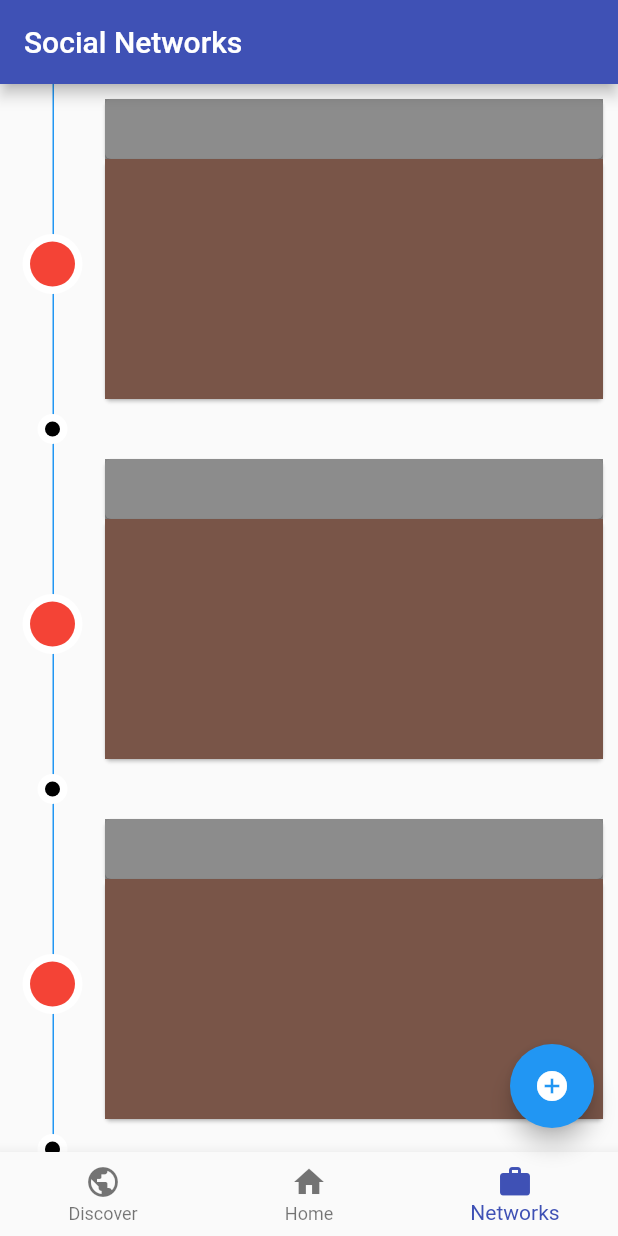
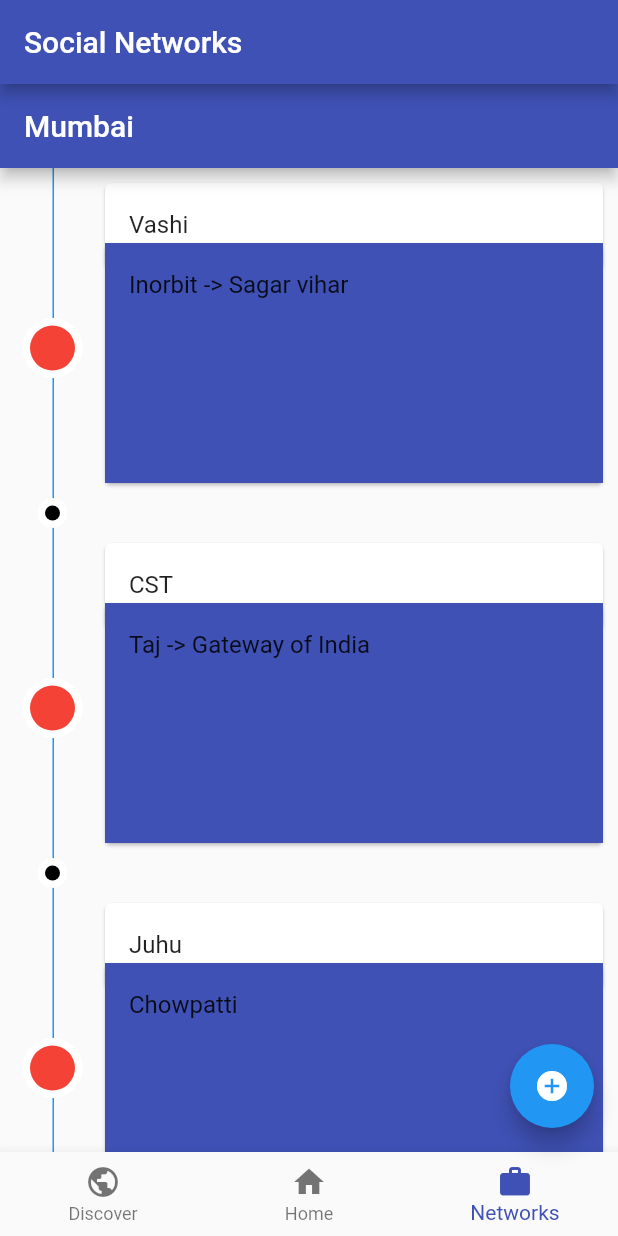
Before and after one commit to djgupta/flutter-exploration, a Flutter app: the screen it shows after launch, item 3 of the bottom bar chosen, on a phone screen of 412 x 824 dp. Run offline on Flutter 3.47's test engine with Material 2 defaults, Android fonts, the light colour scheme and no system bars.

Commit message:
added another possibility for a timeline

```diff
--- a/lib/app.dart
+++ b/lib/app.dart
@@ -16,7 +16,7 @@ class AppState extends State<App>{
   final widgetOptions = [
     Discover(),
     Home(),
-    SocialNetwork(),
+    SocialNetwork()
   ];
 
   @override
@@ -34,18 +34,18 @@ class AppState extends State<App>{
         ),
         bottomNavigationBar: new BottomNavigationBar(
           items: [
-            new BottomNavigationBarItem(
+            BottomNavigationBarItem(
               icon: const Icon(Icons.public),
-              title: new Text('Discover'),
+              title: Text('Discover'),
             ),
-            new BottomNavigationBarItem(
+            BottomNavigationBarItem(
               icon: const Icon(Icons.home),
-              title: new Text('Home'),
+              title: Text('Home'),
             ),
-            new BottomNavigationBarItem(
+            BottomNavigationBarItem(
               icon: const Icon(Icons.work),
-              title: new Text('Networks'),
-            )
+              title: Text('Networks'),
+            ),
           ],
       currentIndex: selectedIndex,
       fixedColor: Colors.indigo,
--- /dev/null
+++ b/lib/data.dart
@@ -0,0 +1,151 @@
+var data = [
+    {
+      'location': 'Goa',
+      'sublocations' : [
+        {
+          'location': 'Vasco',
+          'friends':3,
+          'sublocations':[
+            {
+              'location': 'Airport',
+              'friends':3,
+              'sublocations':[]
+            },
+            {
+              'location': 'Navy base',
+              'friends':3,
+              'sublocations':[]
+            },
+          ]
+        },
+        {
+          'location': 'Palolim',
+          'friends':5,
+          'sublocations':[
+            {
+              'location': 'beach',
+              'friends':3,
+              'sublocations':[]
+            },
+            {
+              'location': 'beach',
+              'friends':3,
+              'sublocations':[]
+            },
+          ]
+        },
+        {
+          'location': 'Candolim',
+          'friends':4,
+          'sublocations':[
+            {
+              'location': 'beach',
+              'friends':3,
+              'sublocations':[]
+            },
+            {
+              'location': 'party',
+              'friends':3,
+              'sublocations':[]
+            },
+          ]
+        },
+        {
+          'location': 'Baga',
+          'friends':4,
+          'sublocations':[
+            {
+              'location': 'airport',
+              'friends':3,
+              'sublocations':[]
+            },]
+        },
+        {
+          'location': 'Anjuna',
+          'friends':3,
+          'sublocations':[            {
+              'location': 'airport',
+              'friends':3,
+              'sublocations':[]
+            },]
+        },
+        {
+          'location': 'Morjim',
+          'friends':3,
+          'sublocations':[            {
+              'location': 'airport',
+              'friends':3,
+              'sublocations':[]
+            },]
+        },
+        {
+          'location': 'Vasco',
+          'friends':3,
+          'sublocations':[{
+              'location': 'airport',
+              'friends':3,
+              'sublocations':[]
+            },]
+        }
+      ]
+    },
+    {
+      'location': 'Mumbai',
+      'sublocations' : [
+        {
+          'location': 'Vashi',
+          'friends':3,
+          'sublocations':[
+            {
+              'location': 'Inorbit',
+              'friends':3,
+              'sublocations':[]
+            },
+            {
+              'location': 'Sagar vihar',
+              'friends':3,
+              'sublocations':[]
+            },
+          ]
+        },
+        {
+          'location': 'CST',
+          'friends':5,
+          'sublocations':[
+            {
+              'location': 'Taj',
+              'friends':3,
+              'sublocations':[]
+            },
+             {
+              'location': 'Gateway of India',
+              'friends':3,
+              'sublocations':[]
+            },
+          ]
+        },
+        {
+          'location': 'Juhu',
+          'friends':4,
+          'sublocations':[
+            {
+              'location': 'Chowpatti',
+              'friends':3,
+              'sublocations':[]
+            },
+          ]
+        },
+        {
+          'location': 'Bandra',
+          'friends':3,
+          'sublocations':[
+            {
+              'location': 'Sealink',
+              'friends':3,
+              'sublocations':[]
+            },
+          ]
+        }
+      ]
+    }
+  ];
--- a/lib/discover.dart
+++ b/lib/discover.dart
@@ -1,5 +1,6 @@
 import 'package:flutter/material.dart';
-
+import 'package:exploreFlutter/timeline2.dart';
+import 'package:exploreFlutter/data.dart';
 
 class Discover extends StatefulWidget{
   @override
@@ -11,6 +12,9 @@ class Discover extends StatefulWidget{
 class DiscoverState extends State<Discover>{
   @override
   Widget build(BuildContext context) {
-    return Text("Discover");
+    return new Scaffold(
+      appBar: AppBar(title: Text(data[0]['location'])),
+      body: TimeLine( data: data[0])
+    );
   }
 }
--- a/lib/home.dart
+++ b/lib/home.dart
@@ -1,5 +1,4 @@
 import 'package:flutter/material.dart';
-
 
 class Home extends StatefulWidget{
   @override
--- a/lib/socialNetwork.dart
+++ b/lib/socialNetwork.dart
@@ -1,6 +1,6 @@
-import 'dart:math';
-
 import 'package:flutter/material.dart';
+import 'package:exploreFlutter/timeline.dart';
+import 'package:exploreFlutter/data.dart';
 
 class SocialNetwork extends StatefulWidget{
   @override
@@ -13,164 +13,8 @@ class SocialNetworkState extends State<SocialNetwork>{
   @override
   Widget build(BuildContext context){
     return new Scaffold(
-      body: TimeLine(boxCount:6)
+      appBar: AppBar(title: Text(data[1]['location'])),
+      body: TimeLine( data: data[1],)
     );
   }
 }
-
-class TimeLine extends StatefulWidget {
-
-  int boxCount;
-  bool tap;
-
-  TimeLine({
-    this.boxCount = 2,
-    this.tap = true
-  });
-
-  @override
-  State<StatefulWidget> createState() {
-    State<StatefulWidget> state =  TimeLineState(boxCount: this.boxCount, tap: this.tap);
-    return state;
-  }
-
-}
-
-class TimeLineState extends State<TimeLine>{
-
-  int boxCount;
-  bool tap;
-  List<Widget> widgetList;
-
-  TimeLineState({
-    this.boxCount = 2,
-    this.tap = true
-  });
-
-  onTap(){
-
-    setState(() {
-      this.boxCount++;
-      widgetList.add(createSection());
-      build(context);
-    });
-  }
-
-  Widget createSection(){
-    return Stack(
-        children: <Widget>[
-          Padding(
-            padding: const EdgeInsets.only(left: 60.0),
-            child: Card(
-              margin: EdgeInsets.only(top:10.0, bottom: 10.0, left: 10.0, right: 10.0),
-              child: InkWell(
-                splashColor: Colors.black,
-                onTap: (){},
-                child: Container(
-                  width: double.infinity,
-                  height: 40.0,
-                  color: Colors.black45,
-                ),
-              ),
-            ),
-          ),
-          Padding(
-            padding: const EdgeInsets.only(left: 60.0),
-            child: Card(
-              margin: EdgeInsets.only(top:50.0, bottom: 30.0, left: 10.0, right: 10.0),
-              child: InkWell(
-                onTap: (){
-                  if (this.tap){
-                    Navigator.push(
-                    context, new MaterialPageRoute(
-                      builder: (context) =>  new Scaffold(body: TimeLine(tap: false))
-                    )
-                    );
-                  }
-                },
-                child: Container(
-                  width: double.infinity,
-                  height: 160.0,
-                  color: Colors.primaries[Random().nextInt(Colors.primaries.length)],
-                ),
-              ),
-            ),
-          ),
-          Positioned(
-            top: 0.0,
-            bottom: 0.0,
-            left: 35.0,
-            child: new Container(
-              height: double.infinity,
-              width: 1.0,
-              color: Colors.blue,
-            ),
-          ),
-          Positioned(
-            top: 100.0,
-            left: 15.0,
-            child: new Container(
-              height: 40.0,
-              width: 40.0,
-              decoration: new BoxDecoration(
-                shape: BoxShape.circle,
-                color: Colors.white,
-              ),
-              child: new Container(
-                margin: new EdgeInsets.all(5.0),
-                height: 30.0,
-                width: 30.0,
-                decoration: new BoxDecoration(
-                    shape: BoxShape.circle,
-                    color: Colors.red),
-              ),
-            ),
-          ),
-          Positioned(
-            top: 220.0,
-            left: 25.0,
-            child: InkWell(
-              onTap: (){
-                widgetList.add(createSection());
-                onTap();
-              },
-              child: Container(
-                height: 20.0,
-                width: 20.0,
-                decoration: new BoxDecoration(
-                  shape: BoxShape.circle,
-                  color: Colors.white,
-                ),
-                child: new Container(
-                  margin: new EdgeInsets.all(5.0),
-                  height: 30.0,
-                  width: 30.0,
-                  decoration: new BoxDecoration(
-                      shape: BoxShape.circle,
-                      color: Colors.black),
-                ),
-              ),
-            )
-          )
-        ],
-      );
-  }
-
-  Widget createTimeline(List<Widget> widgetList){
-    return  ListView(
-      children:  widgetList
-    );
-  }
-
-  @override
-  void initState() {
-    super.initState();
-    this.widgetList = List.generate(this.boxCount, (index) => createSection());
-  }
-
-  @override
-  Widget build(BuildContext context){
-    // return this.createTimeline(this.widgetList);
-    return ListView(children: this.widgetList);
-  }
-}
--- /dev/null
+++ b/lib/timeline.dart
@@ -0,0 +1,159 @@
+import 'package:flutter/material.dart';
+
+class TimeLine extends StatefulWidget {
+
+  bool tap;
+  var data;
+
+  TimeLine({
+    this.tap = true,
+    this.data = Null
+  });
+
+  @override
+  State<StatefulWidget> createState() {
+    State<StatefulWidget> state =  TimeLineState( tap: this.tap, data: this.data);
+    return state;
+  }
+
+}
+
+class TimeLineState extends State<TimeLine>{
+
+  bool tap;
+  List<Widget> widgetList;
+  var data ;
+
+
+  TimeLineState({
+    this.tap = true,
+    this.data = Null
+  });
+
+  @override
+  void initState() {
+    super.initState();
+    this.widgetList = List.generate(data['sublocations'].length, (index) => createSection(data['sublocations'][index]));
+  }
+
+  @override
+  Widget build(BuildContext context){
+    return this.createTimeline(this.widgetList);
+  }
+
+  Widget createTimeline(List<Widget> widgetList){
+    return  ListView(
+      children:  widgetList
+    );
+  }
+
+  onTap(){
+
+    setState(() {
+      widgetList.add(createSection(widgetList.length++));
+      build(context);
+    });
+  }
+
+  Widget createSection(var data){
+    return Stack(
+        children: <Widget>[
+          Padding(
+            padding: const EdgeInsets.only(left: 60.0),
+            child: Card(
+              margin: EdgeInsets.only(top:10.0, bottom: 10.0, left: 10.0, right: 10.0),
+              child: InkWell(
+                splashColor: Colors.black,
+                onTap: (){},
+                  child: ListTile(
+                    title: Text(data['location'])
+                  )
+              ),
+            ),
+          ),
+          Padding(
+            padding: const EdgeInsets.only(left: 60.0),
+            child: Card(
+              margin: EdgeInsets.only(top:50.0, bottom: 30.0, left: 10.0, right: 10.0),
+              child: InkWell(
+                onTap: (){
+                  if (this.tap){
+                    Navigator.push(
+                    context, new MaterialPageRoute(
+                      builder: (context) =>  new Scaffold(body: TimeLine(tap: false, data: data))
+                    )
+                    );
+                  }
+                },
+                child: Container(
+                  width: double.infinity,
+                  height: 160.0,
+                  color: Colors.indigo,
+                  child: ListTile(
+                    title: Text([ for (var loc in data['sublocations']) loc['location']].join(' -> '))
+                  ),
+                ),
+              ),
+            ),
+          ),
+          Positioned(
+            top: 0.0,
+            bottom: 0.0,
+            left: 35.0,
+            child: new Container(
+              height: double.infinity,
+              width: 1.0,
+              color: Colors.blue,
+            ),
+          ),
+          Positioned(
+            top: 100.0,
+            left: 15.0,
+            child: new Container(
+              height: 40.0,
+              width: 40.0,
+              decoration: new BoxDecoration(
+                shape: BoxShape.circle,
+                color: Colors.white,
+              ),
+              child: new Container(
+                margin: new EdgeInsets.all(5.0),
+                height: 30.0,
+                width: 30.0,
+                decoration: new BoxDecoration(
+                    shape: BoxShape.circle,
+                    color: Colors.red),
+              ),
+            ),
+          ),
+          Positioned(
+            top: 220.0,
+            left: 25.0,
+            child: InkWell(
+              onTap: (){
+                widgetList.add(createSection(widgetList.length++));
+                onTap();
+              },
+              child: Container(
+                height: 20.0,
+                width: 20.0,
+                decoration: new BoxDecoration(
+                  shape: BoxShape.circle,
+                  color: Colors.white,
+                ),
+                child: new Container(
+                  margin: new EdgeInsets.all(5.0),
+                  height: 30.0,
+                  width: 30.0,
+                  decoration: new BoxDecoration(
+                      shape: BoxShape.circle,
+                      color: Colors.black),
+                ),
+              ),
+            )
+          )
+        ],
+      );
+  }
+
+}
--- /dev/null
+++ b/lib/timeline2.dart
@@ -0,0 +1,73 @@
+import 'package:flutter/material.dart';
+
+class TimeLine extends StatefulWidget {
+
+  bool tap;
+  var data;
+
+  TimeLine({
+    this.tap = true,
+    this.data = Null
+  });
+
+  @override
+  State<StatefulWidget> createState() {
+    State<StatefulWidget> state =  TimeLineState( tap: this.tap, data: this.data);
+    return state;
+  }
+
+}
+
+class TimeLineState extends State<TimeLine>{
+
+  bool tap;
+  List<Widget> widgetList;
+  var data ;
+
+
+  TimeLineState({
+    this.tap = true,
+    this.data = Null
+  });
+
+  @override
+  void initState() {
+    super.initState();
+    this.widgetList = List.generate(data['sublocations'].length, (index) => createSection(data['sublocations'][index]));
+  }
+
+  @override
+  Widget build(BuildContext context){
+    return this.createTimeline(this.widgetList);
+  }
+
+  Widget createTimeline(List<Widget> widgetList){
+    return  ListView(
+      children:  widgetList
+    );
+  }
+
+  onTap(){
+
+    setState(() {
+      widgetList.add(createSection(widgetList.length++));
+      build(context);
+    });
+  }
+
+  Widget createSection(var data){
+    return Stack(
+        children: <Widget>[
+          Card(
+            child: ListTile(
+              leading: VerticalDivider(color: Colors.yellow, thickness: 5),
+              title: Text(data['location']),
+              subtitle: Text([ for (var loc in data['sublocations']) loc['location']].join(' -> ')),
+              trailing: Icon(Icons.info_outline),
+            ),
+          ),
+        ],
+      );
+  }
+
+}
```
